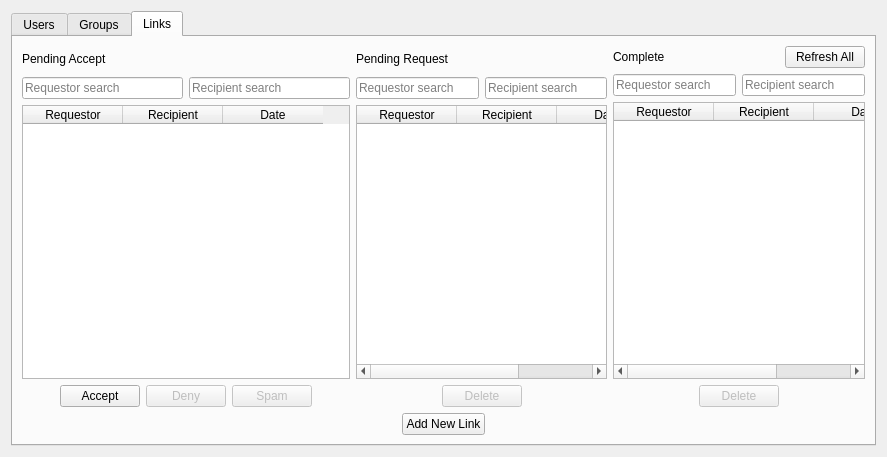
First picture: the form in src/qt/forms/bdappage.ui, repository Zero-Dynamics/cash-core, before the edit.
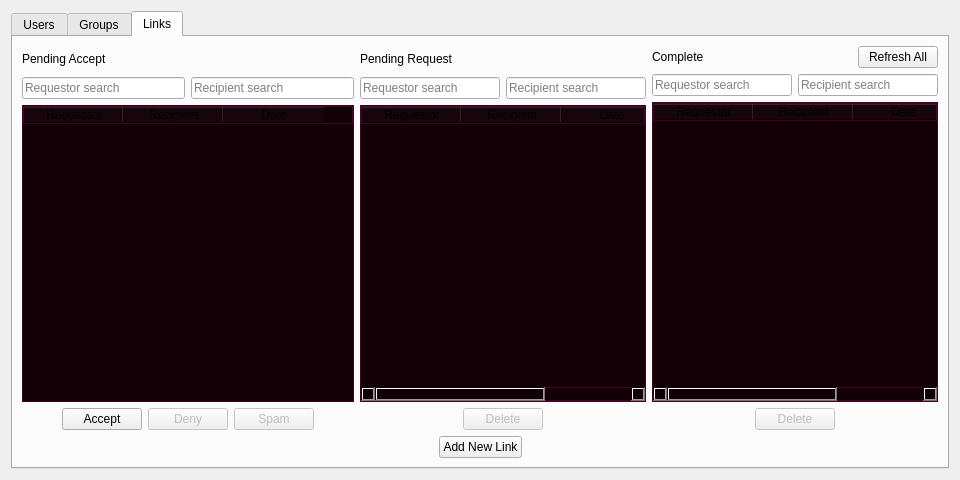
Second picture: the form after the edit. The open tabs and pages were chosen to show the change. Icons and pictures are not drawn.

What changed in the file:
```diff
--- a/src/qt/forms/bdappage.ui
+++ b/src/qt/forms/bdappage.ui
@@ -6,8 +6,8 @@
    <rect>
     <x>0</x>
     <y>0</y>
-    <width>887</width>
-    <height>457</height>
+    <width>960</width>
+    <height>480</height>
    </rect>
   </property>
   <property name="windowTitle">
@@ -513,6 +513,9 @@
              <property name="editTriggers">
               <set>QAbstractItemView::NoEditTriggers</set>
              </property>
+             <property name="styleSheet">
+              <string>* { background-color: #120006; border: 1px solid #440128;}</string>
+             </property>
              <property name="selectionMode">
               <enum>QAbstractItemView::SingleSelection</enum>
              </property>
@@ -690,6 +693,9 @@
              <property name="editTriggers">
               <set>QAbstractItemView::NoEditTriggers</set>
              </property>
+             <property name="styleSheet">
+              <string>* { background-color: #120006; border: 1px solid #440128;}</string>
+             </property>
              <property name="selectionMode">
               <enum>QAbstractItemView::SingleSelection</enum>
              </property>
@@ -837,6 +843,9 @@
              <property name="editTriggers">
               <set>QAbstractItemView::NoEditTriggers</set>
              </property>
+             <property name="styleSheet">
+              <string>* { background-color: #120006; border: 1px solid #440128;}</string>
+             </property>
              <property name="selectionMode">
               <enum>QAbstractItemView::SingleSelection</enum>
              </property>
```
Left out of the diff: 24 changed lines with no effect on the pictures.
